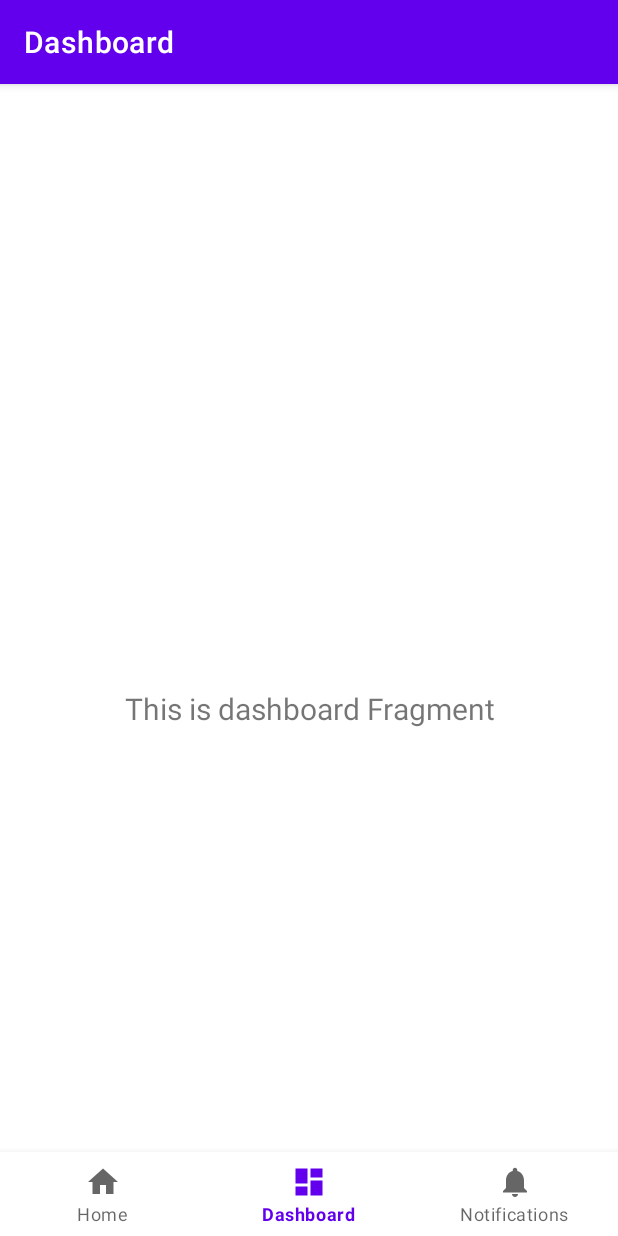
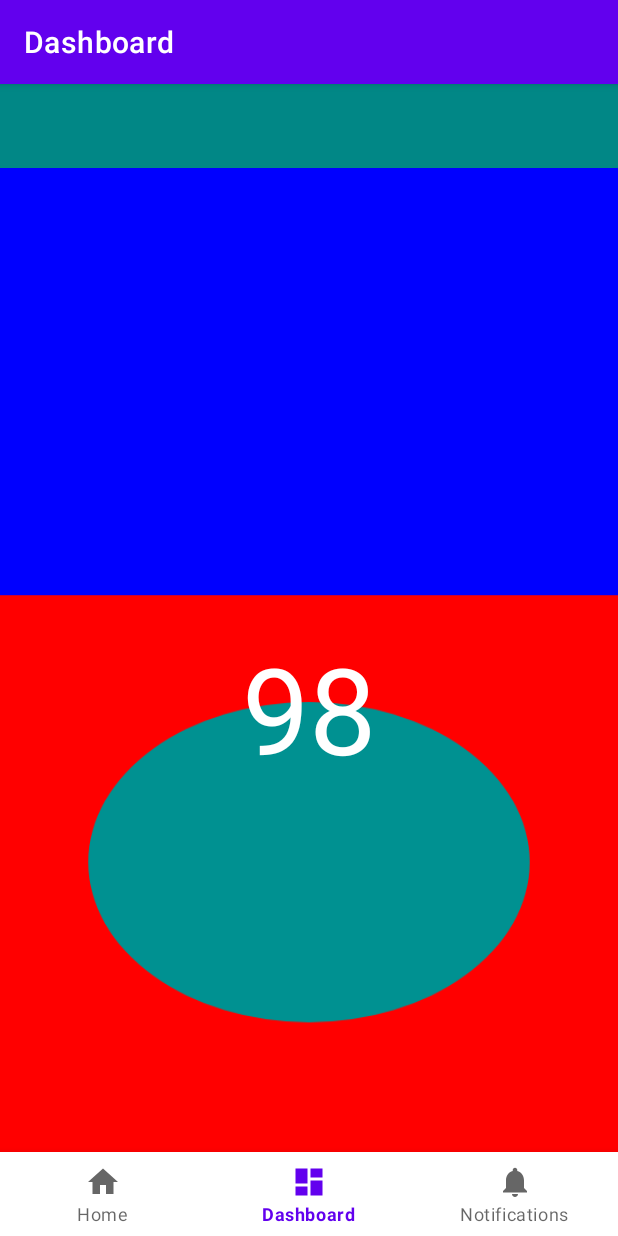
Before and after one commit to blu3crab/HamAppBotNav, an Android app: the DashboardFragment screen opened through its navigation route, on a phone screen of 412 x 824 dp. Run offline under Robolectric (Android 15) with nearby library versions, the phone set to English and light mode, and no system bars; our stand-ins replace navigation-ui; libraries missing offline, so code that uses them is left out: io.ktor.server; 1 statement that could not run was skipped.

Commit message:
primative graphics on Dashboard

```diff
--- a/app/src/main/java/com/adaptivehandyapps/hamappbotnav/model/HamHttpServer.kt
+++ b/app/src/main/java/com/adaptivehandyapps/hamappbotnav/model/HamHttpServer.kt
@@ -1,6 +1,7 @@
 package com.adaptivehandyapps.hamappbotnav.model
 
 import android.util.Log
+
 import io.ktor.application.*
 import io.ktor.features.*
 import io.ktor.gson.*
@@ -16,59 +17,30 @@ class HamHttpServer {
 
     // establish HTTP server for HAM GET & POST
     fun establishHttpServer() {
-        //        embeddedServer(Jetty, 8080) {
         embeddedServer(Netty, 8080) {
             install(ContentNegotiation) {
                 gson {}
             }
-//            routing {
-//                get("/") {
-//                    call.respond(mapOf("message" to "Hello world"))
-//                }
-//            }
             routing {
                 Log.d(TAG, "embeddedServer routing rcv'd")
                 get("/about") {
 //                    call.respond(mapOf("message" to "Hello world"))
                     val appMap = mapOf("appTitle" to "HeartActivityMonitor", "version" to "24JAN2021-16:31", "token" to "HAMster")
                     call.respond(appMap)
-                    println("embeddedServer appMap keys: ${appMap.keys}")
-                    println("embeddedServer appMap values: ${appMap.values}")
+                    Log.d(TAG, "embeddedServer /about appMap keys: ${appMap.keys}")
+                    Log.d(TAG, "embeddedServer /about appMap values: ${appMap.values}")
                     for (appMapKey in appMap.keys) {
                         appMap[appMapKey]?.let { it1 -> Log.d(TAG, "$appMapKey: $it1") }
                     }
                 }
                 post("/heartRate") {
                     val text: String = call.receiveText()
-                    Log.d(TAG, "embeddedServer post-receive -> $text")
+                    Log.d(TAG, "embeddedServer /heartRate post-receive -> $text")
                     call.respondText(HttpStatusCode.OK.toString())
                 }
             }
 
         }.start(wait = false)
 
-//        embeddedServer(Netty, 8080) {
-//            install(ContentNegotiation) {
-//                gson {}
-//            }
-//            routing {
-//                Log.d(TAG, "embeddedServer routing rcv'd")
-//                get("/about") {
-////                    call.respond(mapOf("message" to "Hello world"))
-//                    val appMap = mapOf("appTitle" to "HeartActivityMonitor", "version" to "24JAN2021-16:31", "token" to "HAMster")
-//                    call.respond(appMap)
-//                    println("embeddedServer appMap keys: ${appMap.keys}")
-//                    println("embeddedServer appMap values: ${appMap.values}")
-//                    for (appMapKey in appMap.keys) {
-//                        appMap[appMapKey]?.let { it1 -> Log.d(TAG, "$appMapKey: $it1") }
-//                    }
-//                }
-//                post("/heartRate") {
-//                    val text: String = call.receiveText()
-//                    Log.d(TAG, "embeddedServer post-receive -> $text")
-//                }
-//            }
-//        }.start(wait = true)
-
     }
 }
--- /dev/null
+++ b/app/src/main/java/com/adaptivehandyapps/hamappbotnav/model/HamSampleViewModel.kt
@@ -0,0 +1,15 @@
+package com.adaptivehandyapps.hamappbotnav.model
+
+import androidx.lifecycle.ViewModel
+import androidx.lifecycle.MutableLiveData
+
+class HamSampleViewModel : ViewModel() {
+    private var sampleLiveData = MutableLiveData<String>()
+
+    fun getSample():MutableLiveData<String>{
+        return sampleLiveData
+    }
+    fun setSample(sample: String){
+        sampleLiveData.value = sample
+    }
+}
--- a/app/src/main/java/com/adaptivehandyapps/hamappbotnav/ui/dashboard/DashboardFragment.kt
+++ b/app/src/main/java/com/adaptivehandyapps/hamappbotnav/ui/dashboard/DashboardFragment.kt
@@ -1,31 +1,94 @@
 package com.adaptivehandyapps.hamappbotnav.ui.dashboard
 
+import android.graphics.Bitmap
+import android.graphics.Canvas
+import android.graphics.Color
+import android.graphics.drawable.BitmapDrawable
+import android.graphics.drawable.ShapeDrawable
+import android.graphics.drawable.shapes.OvalShape
+import android.graphics.drawable.shapes.RectShape
 import android.os.Bundle
+import android.util.Log
 import android.view.LayoutInflater
 import android.view.View
 import android.view.ViewGroup
+import android.widget.ImageView
 import android.widget.TextView
 import androidx.fragment.app.Fragment
 import androidx.lifecycle.Observer
 import androidx.lifecycle.ViewModelProvider
+
 import com.adaptivehandyapps.hamappbotnav.R
 
 class DashboardFragment : Fragment() {
+    private val TAG = "DashboardFragment"
 
     private lateinit var dashboardViewModel: DashboardViewModel
 
     override fun onCreateView(
-            inflater: LayoutInflater,
-            container: ViewGroup?,
-            savedInstanceState: Bundle?
+        inflater: LayoutInflater,
+        container: ViewGroup?,
+        savedInstanceState: Bundle?
     ): View? {
         dashboardViewModel =
-                ViewModelProvider(this).get(DashboardViewModel::class.java)
+        ViewModelProvider(this).get(DashboardViewModel::class.java)
         val root = inflater.inflate(R.layout.fragment_dashboard, container, false)
         val textView: TextView = root.findViewById(R.id.text_dashboard)
         dashboardViewModel.text.observe(viewLifecycleOwner, Observer {
             textView.text = it
         })
+        // find fragment dimensions
+        root.post {
+            // height & width for instance
+            val height = root.measuredHeight
+            val width = root.measuredWidth
+            // kotlin println logcat labeled I/System.out
+            //println("println fragment h/w: $height / $width")
+            // Log logcat labeled as D/DashboardFragment:
+            Log.d(TAG, "fragment h/w: $height / $width")
+        }
+        // get/set viewModel HR text
+        val fromHR = dashboardViewModel.text.value
+        val toHR = "98"
+        dashboardViewModel.setValue(toHR)
+        Log.d(TAG, "HR from -> to : $fromHR / $toHR")
+        //////////////////////////////////////////
+        val bitmap: Bitmap = Bitmap.createBitmap(700, 1000, Bitmap.Config.ARGB_8888)
+        val canvas: Canvas = Canvas(bitmap)
+
+        var shapeDrawable: ShapeDrawable
+
+        // rectangle positions
+        var left = 0
+        var top = 400
+        var right = 1000
+        var bottom = 1000
+
+        // draw rectangle shape to canvas
+        shapeDrawable = ShapeDrawable(RectShape())
+        shapeDrawable.setBounds(left, top, right, bottom)
+//        shapeDrawable.getPaint().setColor(Color.parseColor("#FF0000"))
+        shapeDrawable.getPaint().setColor(Color.RED)
+        shapeDrawable.draw(canvas)
+
+        // oval positions
+        left = 100
+        top = 500
+        right = 600
+        bottom = 800
+
+        // draw oval shape to canvas
+        shapeDrawable = ShapeDrawable(OvalShape())
+        shapeDrawable.setBounds(left, top, right, bottom)
+        shapeDrawable.getPaint().setColor(Color.parseColor("#009191"))
+        shapeDrawable.draw(canvas)
+
+        // now bitmap holds the updated pixels
+
+        // set bitmap as background to ImageView
+        val imageView: ImageView = root.findViewById(R.id.imageV)
+        imageView.background = BitmapDrawable(getResources(), bitmap)
+        //////////////////////////////////////////
         return root
     }
 }
--- a/app/src/main/java/com/adaptivehandyapps/hamappbotnav/ui/dashboard/DashboardViewModel.kt
+++ b/app/src/main/java/com/adaptivehandyapps/hamappbotnav/ui/dashboard/DashboardViewModel.kt
@@ -6,8 +6,12 @@ import androidx.lifecycle.ViewModel
 
 class DashboardViewModel : ViewModel() {
 
-    private val _text = MutableLiveData<String>().apply {
-        value = "This is dashboard Fragment"
+    private var _text = MutableLiveData<String>().apply {
+        value = "--"
     }
     val text: LiveData<String> = _text
+
+    fun setValue(text: String) {
+        _text.value = text
+    }
 }
--- a/app/src/main/res/layout/activity_main.xml
+++ b/app/src/main/res/layout/activity_main.xml
@@ -4,6 +4,7 @@
     android:id="@+id/container"
     android:layout_width="match_parent"
     android:layout_height="match_parent"
+    android:background="@color/teal_700"
     android:paddingTop="?attr/actionBarSize">
 
     <com.google.android.material.bottomnavigation.BottomNavigationView
--- a/app/src/main/res/layout/fragment_dashboard.xml
+++ b/app/src/main/res/layout/fragment_dashboard.xml
@@ -4,7 +4,13 @@
     xmlns:tools="http://schemas.android.com/tools"
     android:layout_width="match_parent"
     android:layout_height="match_parent"
+    android:background="@color/blue"
     tools:context=".ui.dashboard.DashboardFragment">
+
+    <ImageView
+        android:id="@+id/imageV"
+        android:layout_width="match_parent"
+        android:layout_height="match_parent"/>
 
     <TextView
         android:id="@+id/text_dashboard"
@@ -14,9 +20,11 @@
         android:layout_marginTop="8dp"
         android:layout_marginEnd="8dp"
         android:textAlignment="center"
-        android:textSize="20sp"
+        android:textSize="80sp"
+        android:textColor="@color/white"
         app:layout_constraintBottom_toBottomOf="parent"
         app:layout_constraintEnd_toEndOf="parent"
         app:layout_constraintStart_toStartOf="parent"
         app:layout_constraintTop_toTopOf="parent" />
+
 </androidx.constraintlayout.widget.ConstraintLayout>
--- a/app/src/main/res/layout/fragment_notifications.xml
+++ b/app/src/main/res/layout/fragment_notifications.xml
@@ -4,6 +4,7 @@
     xmlns:tools="http://schemas.android.com/tools"
     android:layout_width="match_parent"
     android:layout_height="match_parent"
+    android:background="@color/purple_200"
     tools:context=".ui.notifications.NotificationsFragment">
 
     <TextView
--- a/app/src/main/res/values/colors.xml
+++ b/app/src/main/res/values/colors.xml
@@ -7,4 +7,8 @@
     <color name="teal_700">#FF018786</color>
     <color name="black">#FF000000</color>
     <color name="white">#FFFFFFFF</color>
+    <color name="blue">#FF0000FF</color>
+    <color name="red">#FFFF0000</color>
+    <color name="green">#FF00FF00</color>
+
 </resources>
```
Also changed, not shown: app/src/main/java/com/adaptivehandyapps/hamappbotnav/MainActivity.kt (+2 -68 lines).
